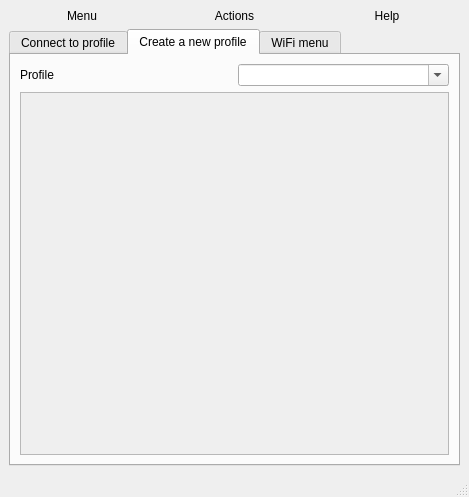
Qt form sources/gui/src/mainwindow.ui (arcan1s/netctl-gui) before a commit.
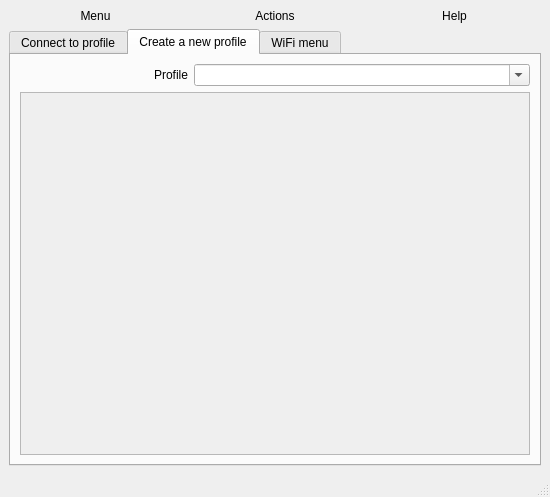
The same form after that commit. The open tabs and pages were chosen to show the change. Icons and pictures are not drawn.

What changed in the file:
```diff
--- a/sources/gui/src/mainwindow.ui
+++ b/sources/gui/src/mainwindow.ui
@@ -6,7 +6,7 @@
    <rect>
     <x>0</x>
     <y>0</y>
-    <width>469</width>
+    <width>550</width>
     <height>497</height>
    </rect>
   </property>
@@ -157,19 +157,28 @@
          <layout class="QHBoxLayout" name="layout_profile">
           <item>
            <widget class="QLabel" name="label_profile">
-            <property name="minimumSize">
-             <size>
-              <width>150</width>
-              <height>0</height>
-             </size>
+            <property name="sizePolicy">
+             <sizepolicy hsizetype="Preferred" vsizetype="Preferred">
+              <horstretch>1</horstretch>
+              <verstretch>0</verstretch>
+             </sizepolicy>
             </property>
             <property name="text">
              <string>Profile</string>
             </property>
+            <property name="alignment">
+             <set>Qt::AlignRight|Qt::AlignTrailing|Qt::AlignVCenter</set>
+            </property>
            </widget>
           </item>
           <item>
            <widget class="QComboBox" name="comboBox_profile">
+            <property name="sizePolicy">
+             <sizepolicy hsizetype="Preferred" vsizetype="Fixed">
+              <horstretch>2</horstretch>
+              <verstretch>0</verstretch>
+             </sizepolicy>
+            </property>
             <property name="acceptDrops">
              <bool>true</bool>
             </property>
@@ -190,7 +199,7 @@
             <rect>
              <x>0</x>
              <y>0</y>
-             <width>437</width>
+             <width>518</width>
              <height>368</height>
             </rect>
            </property>
```
